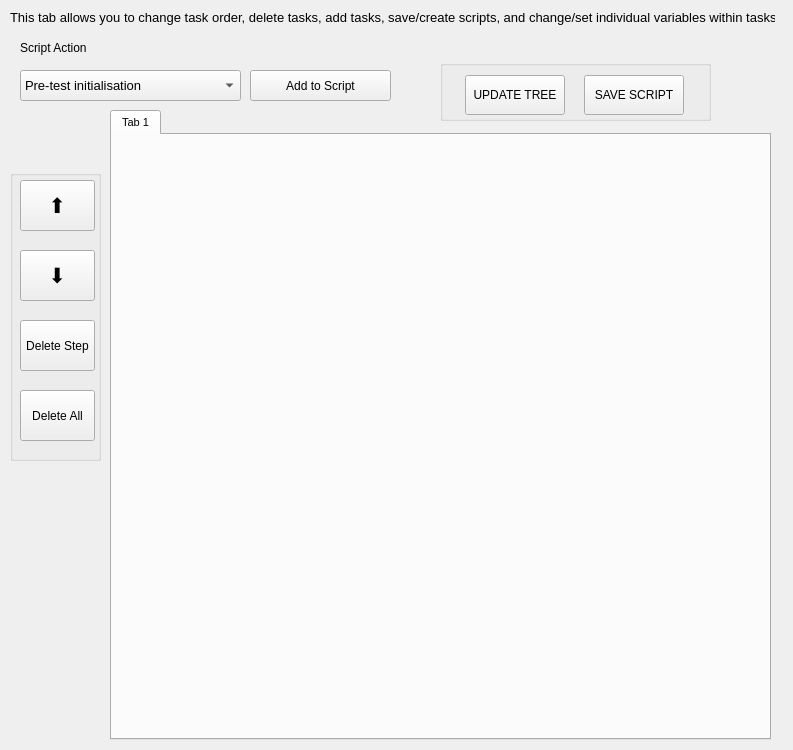
Old version of the form Widget_Library/widget_script_editor.ui in the repository 8foldrepo/RF_Balance_Profound.
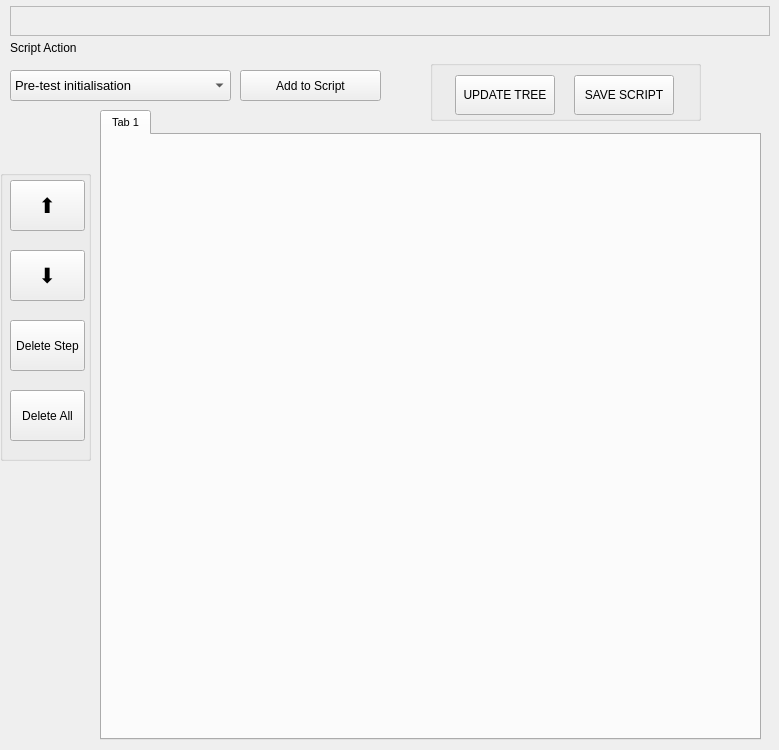
New version of the form.

Patch:
```diff
--- a/Widget_Library/widget_script_editor.ui
+++ b/Widget_Library/widget_script_editor.ui
@@ -6,7 +6,7 @@
    <rect>
     <x>0</x>
     <y>0</y>
-    <width>793</width>
+    <width>779</width>
     <height>750</height>
    </rect>
   </property>
@@ -28,7 +28,7 @@
   <widget class="QTabWidget" name="tabWidget">
    <property name="geometry">
     <rect>
-     <x>110</x>
+     <x>100</x>
      <y>110</y>
      <width>661</width>
      <height>630</height>
@@ -56,7 +56,7 @@
   <widget class="QComboBox" name="script_cmd_dropdown">
    <property name="geometry">
     <rect>
-     <x>20</x>
+     <x>10</x>
      <y>70</y>
      <width>221</width>
      <height>31</height>
@@ -144,7 +144,7 @@
   <widget class="QPushButton" name="add_cmd_to_script_button">
    <property name="geometry">
     <rect>
-     <x>250</x>
+     <x>240</x>
      <y>70</y>
      <width>141</width>
      <height>31</height>
@@ -162,7 +162,7 @@
   <widget class="QGroupBox" name="script_command_buttons">
    <property name="geometry">
     <rect>
-     <x>10</x>
+     <x>0</x>
      <y>170</y>
      <width>91</width>
      <height>291</height>
@@ -247,7 +247,7 @@
   <widget class="QLabel" name="label_132">
    <property name="geometry">
     <rect>
-     <x>20</x>
+     <x>10</x>
      <y>40</y>
      <width>71</width>
      <height>16</height>
@@ -265,7 +265,7 @@
   <widget class="QGroupBox" name="groupBox">
    <property name="geometry">
     <rect>
-     <x>440</x>
+     <x>430</x>
      <y>60</y>
      <width>271</width>
      <height>61</height>
@@ -325,17 +325,20 @@
     </item>
    </layout>
   </widget>
-  <widget class="QLabel" name="label">
+  <widget class="QFrame" name="tootip">
    <property name="geometry">
     <rect>
      <x>10</x>
-     <y>10</y>
-     <width>765</width>
-     <height>16</height>
+     <y>6</y>
+     <width>760</width>
+     <height>30</height>
     </rect>
    </property>
-   <property name="text">
-    <string>&lt;html&gt;&lt;head/&gt;&lt;body&gt;&lt;p&gt;&lt;span style=&quot; font-size:10pt;&quot;&gt;This tab allows you to change task order, delete tasks, add tasks, save/create scripts, and change/set individual variables within tasks&lt;/span&gt;&lt;/p&gt;&lt;/body&gt;&lt;/html&gt;</string>
+   <property name="toolTip">
+    <string>This tab allows you to change task order, delete tasks, add tasks, save/create scripts, and change/set individual variables within tasks</string>
+   </property>
+   <property name="frameShape">
+    <enum>QFrame::StyledPanel</enum>
    </property>
   </widget>
  </widget>
```
